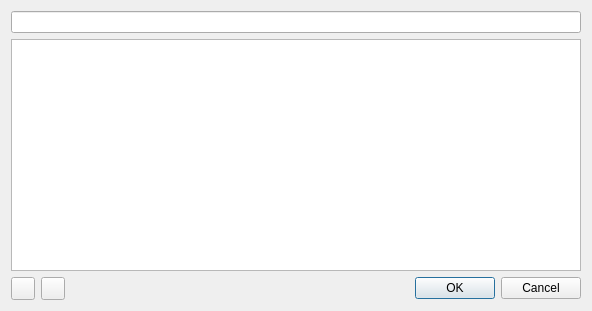
First picture: the form in src/dialogs/propertydialog.ui, repository Caneda/Caneda, before the edit.
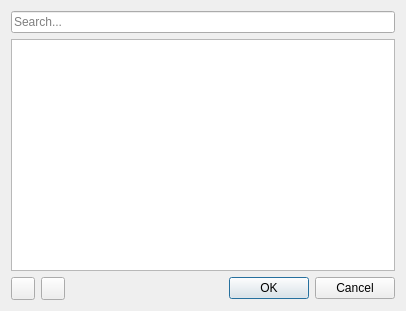
Second picture: the form after the edit.

Commit message: Added multiple placeholder text to qlineedits used for filters.

```diff
--- a/src/dialogs/propertydialog.ui
+++ b/src/dialogs/propertydialog.ui
@@ -9,7 +9,7 @@
    <rect>
     <x>0</x>
     <y>0</y>
-    <width>592</width>
+    <width>406</width>
     <height>311</height>
    </rect>
   </property>
@@ -21,7 +21,11 @@
   </property>
   <layout class="QVBoxLayout" name="verticalLayout">
    <item>
-    <widget class="QLineEdit" name="m_filterEdit"/>
+    <widget class="QLineEdit" name="m_filterEdit">
+     <property name="placeholderText">
+      <string>Search...</string>
+     </property>
+    </widget>
    </item>
    <item>
     <widget class="QTableView" name="tableView">
```
The commit also changes 9 other files.
